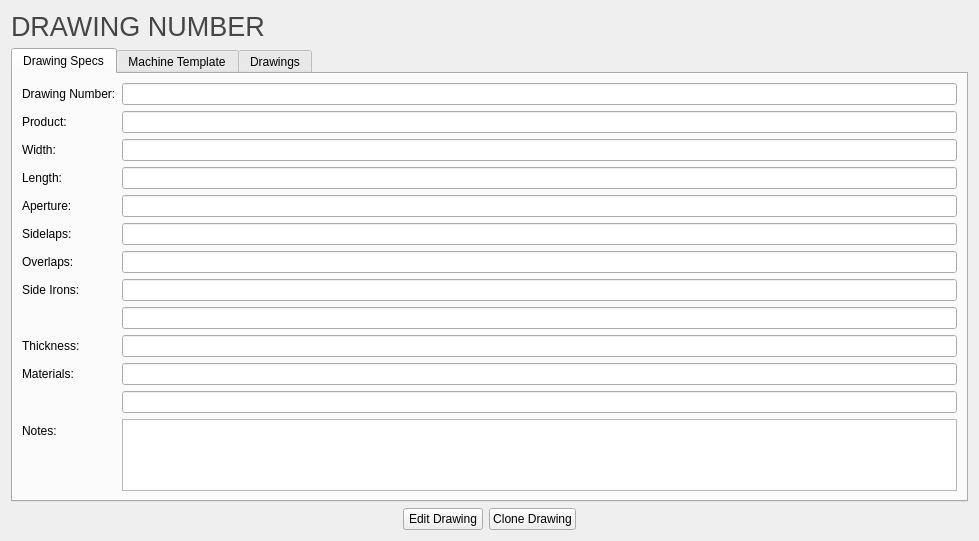
This is ui/widgets/DrawingViewWidget.ui in matthew-sirman/database-manager as Qt 5 draws it before an edit. The edited form follows.
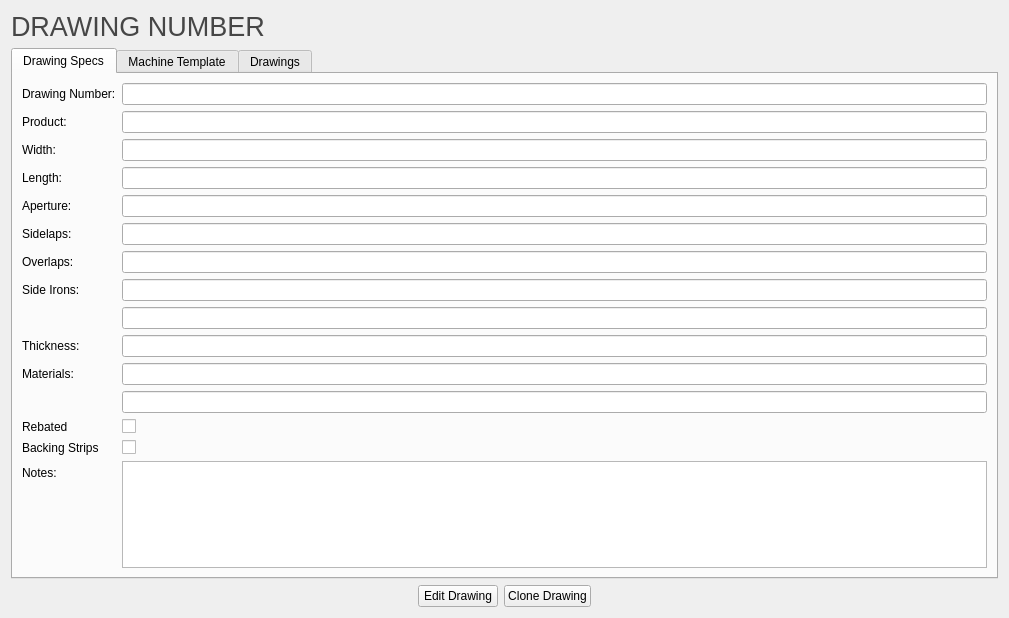
This is the edited form.

Diff of the .ui file:
```diff
--- a/ui/widgets/DrawingViewWidget.ui
+++ b/ui/widgets/DrawingViewWidget.ui
@@ -6,8 +6,8 @@
    <rect>
     <x>0</x>
     <y>0</y>
-    <width>979</width>
-    <height>516</height>
+    <width>1009</width>
+    <height>618</height>
    </rect>
   </property>
   <property name="windowTitle">
@@ -118,7 +118,7 @@
          </property>
         </widget>
        </item>
-       <item row="12" column="0">
+       <item row="14" column="0">
         <widget class="QLabel" name="notesLabel">
          <property name="text">
           <string>Notes:</string>
@@ -188,7 +188,7 @@
          </property>
         </widget>
        </item>
-       <item row="12" column="1">
+       <item row="14" column="1">
         <widget class="QTextEdit" name="notesTextbox">
          <property name="readOnly">
           <bool>true</bool>
@@ -209,6 +209,40 @@
          </property>
         </widget>
        </item>
+       <item row="12" column="0">
+        <widget class="QLabel" name="rebatedLabel">
+         <property name="text">
+          <string>Rebated</string>
+         </property>
+        </widget>
+       </item>
+       <item row="13" column="0">
+        <widget class="QLabel" name="backingStripsLabel">
+         <property name="text">
+          <string>Backing Strips</string>
+         </property>
+        </widget>
+       </item>
+       <item row="12" column="1">
+        <widget class="QCheckBox" name="rebatedCheckbox">
+         <property name="text">
+          <string/>
+         </property>
+         <property name="checkable">
+          <bool>true</bool>
+         </property>
+        </widget>
+       </item>
+       <item row="13" column="1">
+        <widget class="QCheckBox" name="backingStripsCheckbox">
+         <property name="text">
+          <string/>
+         </property>
+         <property name="checkable">
+          <bool>true</bool>
+         </property>
+        </widget>
+       </item>
       </layout>
      </widget>
      <widget class="QWidget" name="machineTemplateTab">
@@ -313,6 +347,12 @@
        <property name="text">
         <string>Edit Drawing</string>
        </property>
+       <property name="checkable">
+        <bool>false</bool>
+       </property>
+       <property name="checked">
+        <bool>false</bool>
+       </property>
       </widget>
      </item>
      <item>
```
Left out of the diff: 25 changed lines with no effect on the pictures.
